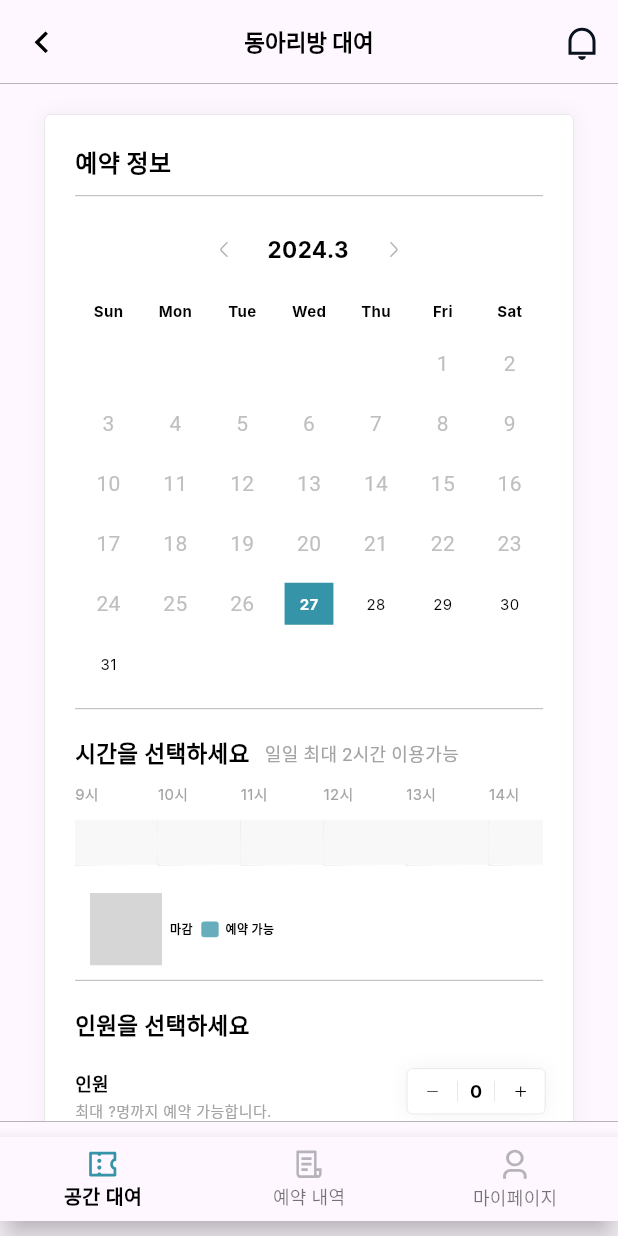
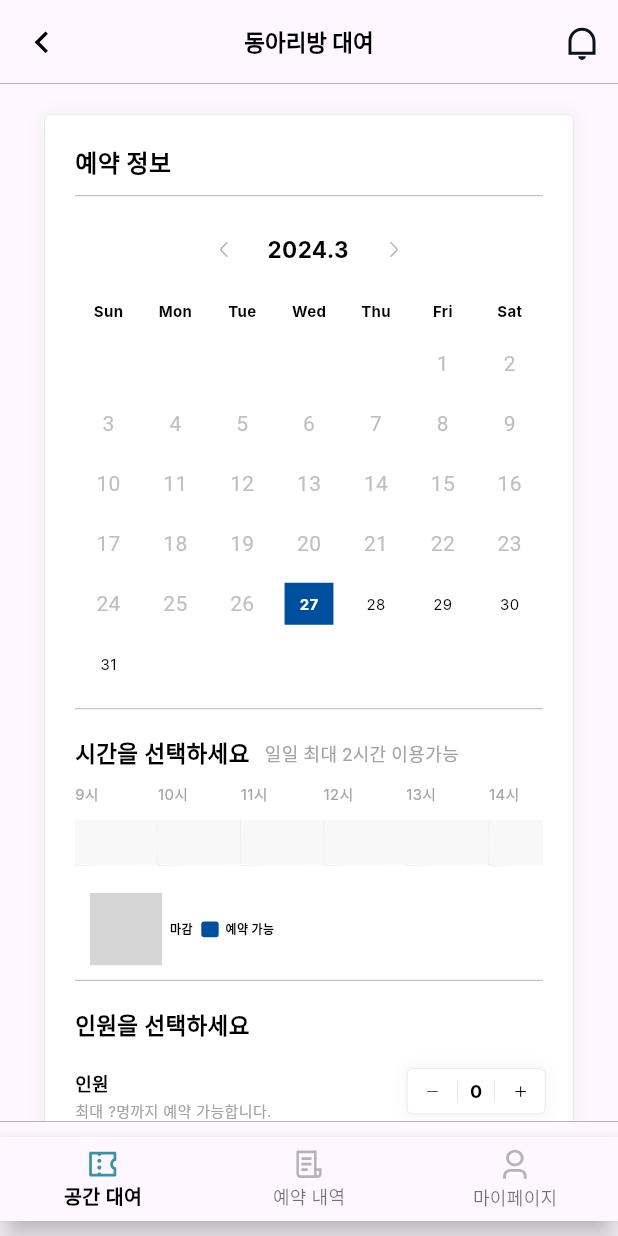
Before and after one commit to kookmin-sw/capstone-2024-2024-26, a Flutter app: the Select_reserve screen opened directly, on a phone screen of 412 x 824 dp. Run offline on Flutter 3.47's test engine with Material 3 defaults, Android fonts, the phone set to English and light mode, and no system bars; drawn by our look-alikes of table_calendar; our stand-ins replace dotted_line, email_validator, flutter_spinkit, flutter_svg, loading_animation_widget, shared_preferences; accounts and stored records are empty; Roboto replaces fonts that are missing (Inter); project files that could hold a hidden picture were left out; grey boxes are pictures that could not be loaded.

Commit message:
feat lent page ui upgrade and color change

```diff
--- a/frontend/lib/select_reserve.dart
+++ b/frontend/lib/select_reserve.dart
@@ -45,6 +45,15 @@ class _select extends State<Select_reserve> {
       List.generate(16, (index) => false); // 버튼마다 눌림 여부를 저장하는 리스트
   List<bool> isButtonPressedTable =
       List.generate(16, (index) => false); // 버튼마다 눌림 여부를 저장하는 리스트
+
+  List<Offset> circlePositions = [
+    Offset(10, 0),
+    Offset(40, 0),
+    Offset(70, 0),
+    Offset(10, 30),
+    Offset(40, 30),
+    Offset(70, 30),
+  ]; // 의자 위치
   _checkUidStatus() async {
     SharedPreferences prefs = await SharedPreferences.getInstance();
     uid = prefs.getString('uid');
@@ -202,7 +211,7 @@ class _select extends State<Select_reserve> {
                         calendarStyle: const CalendarStyle(
                           isTodayHighlighted: true,
                           todayTextStyle: const TextStyle(
-                            color: Color(0xFF3694A8),
+                            color: Color(0xFF004F9E),
                             fontFamily: 'Inter',
                             fontSize: 10,
                           ),
@@ -216,7 +225,7 @@ class _select extends State<Select_reserve> {
                             fontSize: 10,
                           ),
                           selectedDecoration: BoxDecoration(
-                              color: const Color(0xFF3694A8),
+                              color: const Color(0xFF004F9E),
                               shape: BoxShape.rectangle),
                           outsideDaysVisible: false,
                           defaultTextStyle: TextStyle(
@@ -292,7 +301,7 @@ class _select extends State<Select_reserve> {
                                       },
                                       style: ElevatedButton.styleFrom(
                                         primary: isButtonPressedList[index]
-                                            ? Colors.green
+                                            ? Color(0XFF004F9E)
                                             : Color(
                                                 0xFFF8F8F8), // 해당 버튼의 눌림 여부에 따라 색을 변경
                                         minimumSize: Size(50, 30),
@@ -325,7 +334,8 @@ class _select extends State<Select_reserve> {
                               fontWeight: FontWeight.w700,
                             ),
                           ),
-                          SvgPicture.asset('assets/icons/possible.svg'),
+                          SvgPicture.asset('assets/icons/possible.svg',
+                              color: Color(0XFF004F9E)),
                           Text(
                             '  예약 가능',
                             textAlign: TextAlign.center,
@@ -475,6 +485,14 @@ class _select extends State<Select_reserve> {
 
                       Stack(
                         children: [
+                          for (var position in circlePositions)
+                            Positioned(
+                              top: position.dy,
+                              left: position.dx,
+                              child: SvgPicture.asset(
+                                'assets/icons/circle.svg',
+                              ),
+                            ),
                           SingleChildScrollView(
                             scrollDirection: Axis.horizontal,
                             child: Row(
@@ -496,12 +514,13 @@ class _select extends State<Select_reserve> {
                                           },
                                           style: ElevatedButton.styleFrom(
                                             primary: isButtonPressedTable[index]
-                                                ? Colors.green
+                                                ? Color(0xFF004F9E)
                                                 : Color(0xFFEAEAEA),
                                             minimumSize: Size(98.655, 37.61),
+                                            elevation: 0.0,
                                           ),
                                           child: Text(
-                                            '테이블 ${index + 1}',
+                                            'T ${index + 1}',
                                             style: TextStyle(
                                               color: Colors.white,
                                               fontSize: 15,
@@ -516,9 +535,10 @@ class _select extends State<Select_reserve> {
                               ),
                             ),
                           ),
+                          //의자 위치 6명이면 6개
                         ],
                       ),
-
+                      SizedBox(height: 30),
                       Row(
                         children: [
                           SvgPicture.asset('assets/icons/dead.svg'),
@@ -532,7 +552,10 @@ class _select extends State<Select_reserve> {
                               fontWeight: FontWeight.w700,
                             ),
                           ),
-                          SvgPicture.asset('assets/icons/possible.svg'),
+                          SvgPicture.asset(
+                            'assets/icons/possible.svg',
+                            color: Color(0XFF004F9E),
+                          ),
                           Text(
                             '  예약 가능',
                             textAlign: TextAlign.center,
@@ -553,7 +576,7 @@ class _select extends State<Select_reserve> {
                           await Reservation(context);
                         },
                         style: ElevatedButton.styleFrom(
-                          backgroundColor: const Color(0xFF3694A8),
+                          backgroundColor: const Color(0xFF004F9E),
                           minimumSize: const Size(314.87, 41.97),
                           shape: RoundedRectangleBorder(
                               borderRadius: BorderRadius.circular(3)),
```
Also changed, not shown: frontend/assets/icons/circle.svg (added).
